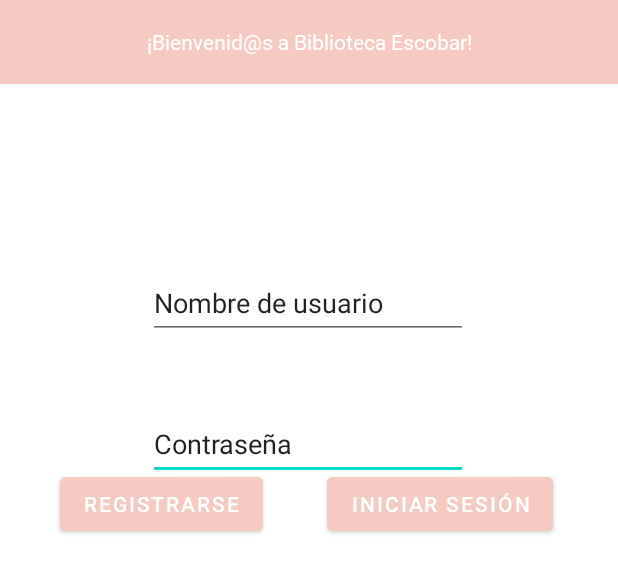
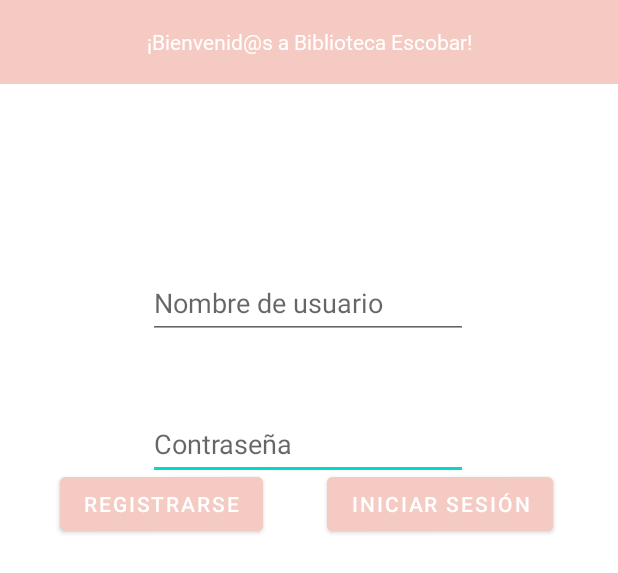
Before and after one commit to Juandiego001/android-php-mysql, an Android app: the layout activity_main.xml on its own in the app's theme, with its tools: preview values and no code run, on a phone screen of 412 x 824 dp. Shown: the top 573 px of the screen. Run offline under Robolectric (Android 15) with nearby library versions, the phone set to English and light mode, and no system bars.

Commit message:
Changing color bar

```diff
--- a/app/src/main/java/com/example/app_biblioteca/MainActivity.java
+++ b/app/src/main/java/com/example/app_biblioteca/MainActivity.java
@@ -39,7 +39,7 @@ public class MainActivity extends AppCompatActivity {
                             URLEncoder.encode(nombreUsuario, charset),
                             URLEncoder.encode(contrasena, charset));
 
-                    URL url = new URL(String.format("http://192.168.56.1/servidor_biblioteca/iniciarSesion.php/%s", query));
+                    URL url = new URL(String.format("http://172.16.52.25/servidor_biblioteca/iniciarSesion.php/%s", query));
                     HttpURLConnection urlConnection = (HttpURLConnection) url.openConnection();
                     urlConnection.setRequestMethod("GET");
                     urlConnection.setRequestProperty("Accept-Charset", charset);
--- a/app/src/main/res/layout/activity_main.xml
+++ b/app/src/main/res/layout/activity_main.xml
@@ -28,9 +28,9 @@
         android:layout_width="wrap_content"
         android:layout_height="wrap_content"
         android:ems="10"
+        android:hint="Contraseña"
         android:inputType="textPersonName"
         android:minHeight="48dp"
-        android:text="Contraseña"
         app:layout_constraintBottom_toBottomOf="parent"
         app:layout_constraintEnd_toEndOf="parent"
         app:layout_constraintHorizontal_bias="0.497"
@@ -43,9 +43,9 @@
         android:layout_width="wrap_content"
         android:layout_height="wrap_content"
         android:ems="10"
+        android:hint="Nombre de usuario"
         android:inputType="textPersonName"
         android:minHeight="48dp"
-        android:text="Nombre de usuario"
         app:layout_constraintBottom_toBottomOf="parent"
         app:layout_constraintEnd_toEndOf="parent"
         app:layout_constraintHorizontal_bias="0.497"
--- a/app/src/main/res/values/colors.xml
+++ b/app/src/main/res/values/colors.xml
@@ -7,4 +7,5 @@
     <color name="teal_700">#FF018786</color>
     <color name="black">#FF000000</color>
     <color name="white">#FFFFFFFF</color>
+    <color name="pinkmain">#F5CAC3</color>
 </resources>
--- a/app/src/main/res/values/themes.xml
+++ b/app/src/main/res/values/themes.xml
@@ -1,16 +1,16 @@
 <resources xmlns:tools="http://schemas.android.com/tools">
     <!-- Base application theme. -->
-    <style name="Theme.App_biblioteca" parent="Theme.MaterialComponents.DayNight.DarkActionBar">
+    <style name="Theme.App_biblioteca" parent="Theme.MaterialComponents.DayNight.NoActionBar">
         <!-- Primary brand color. -->
-        <item name="colorPrimary">@color/purple_500</item>
-        <item name="colorPrimaryVariant">@color/purple_700</item>
+        <item name="colorPrimary">@color/pinkmain</item>
+        <item name="colorPrimaryVariant">@color/pinkmain</item>
         <item name="colorOnPrimary">@color/white</item>
         <!-- Secondary brand color. -->
         <item name="colorSecondary">@color/teal_200</item>
         <item name="colorSecondaryVariant">@color/teal_700</item>
         <item name="colorOnSecondary">@color/black</item>
         <!-- Status bar color. -->
-        <item name="android:statusBarColor">?attr/colorPrimaryVariant</item>
+        <item name="android:statusBarColor">?attr/colorPrimary</item>
         <!-- Customize your theme here. -->
     </style>
     <style name="Button.White" parent="ThemeOverlay.AppCompat">
```
